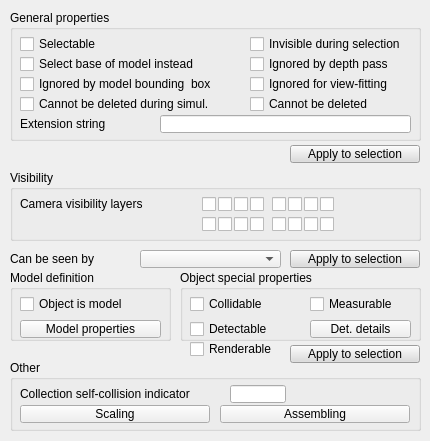
Qt form ui/qdlgcommonproperties.ui (CoppeliaRobotics/coppeliaSimLib) before a commit.
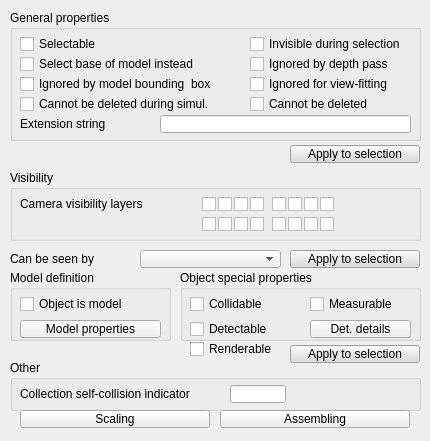
The same form after that commit.

```diff
--- a/ui/qdlgcommonproperties.ui
+++ b/ui/qdlgcommonproperties.ui
@@ -605,7 +605,7 @@
      <x>10</x>
      <y>360</y>
      <width>411</width>
-     <height>71</height>
+     <height>51</height>
     </rect>
    </property>
    <property name="title">
@@ -614,38 +614,6 @@
    <property name="flat">
     <bool>false</bool>
    </property>
-   <widget class="QToolButton" name="qqOpenScalingDialog">
-    <property name="geometry">
-     <rect>
-      <x>10</x>
-      <y>45</y>
-      <width>190</width>
-      <height>18</height>
-     </rect>
-    </property>
-    <property name="focusPolicy">
-     <enum>Qt::StrongFocus</enum>
-    </property>
-    <property name="text">
-     <string>Scaling</string>
-    </property>
-   </widget>
-   <widget class="QToolButton" name="qqAssembling">
-    <property name="geometry">
-     <rect>
-      <x>210</x>
-      <y>45</y>
-      <width>190</width>
-      <height>18</height>
-     </rect>
-    </property>
-    <property name="focusPolicy">
-     <enum>Qt::StrongFocus</enum>
-    </property>
-    <property name="text">
-     <string>Assembling</string>
-    </property>
-   </widget>
    <widget class="QLineEdit" name="qqSelfCollisionIndicator">
     <property name="geometry">
      <rect>
@@ -2089,6 +2057,38 @@
     <string>Can be seen by</string>
    </property>
   </widget>
+  <widget class="QToolButton" name="qqOpenScalingDialog">
+   <property name="geometry">
+    <rect>
+     <x>20</x>
+     <y>410</y>
+     <width>190</width>
+     <height>18</height>
+    </rect>
+   </property>
+   <property name="focusPolicy">
+    <enum>Qt::StrongFocus</enum>
+   </property>
+   <property name="text">
+    <string>Scaling</string>
+   </property>
+  </widget>
+  <widget class="QToolButton" name="qqAssembling">
+   <property name="geometry">
+    <rect>
+     <x>220</x>
+     <y>410</y>
+     <width>190</width>
+     <height>18</height>
+    </rect>
+   </property>
+   <property name="focusPolicy">
+    <enum>Qt::StrongFocus</enum>
+   </property>
+   <property name="text">
+    <string>Assembling</string>
+   </property>
+  </widget>
  </widget>
  <tabstops>
   <tabstop>qqSelectable</tabstop>
```
Left out of the diff: 2 changed lines with no effect on the pictures.
